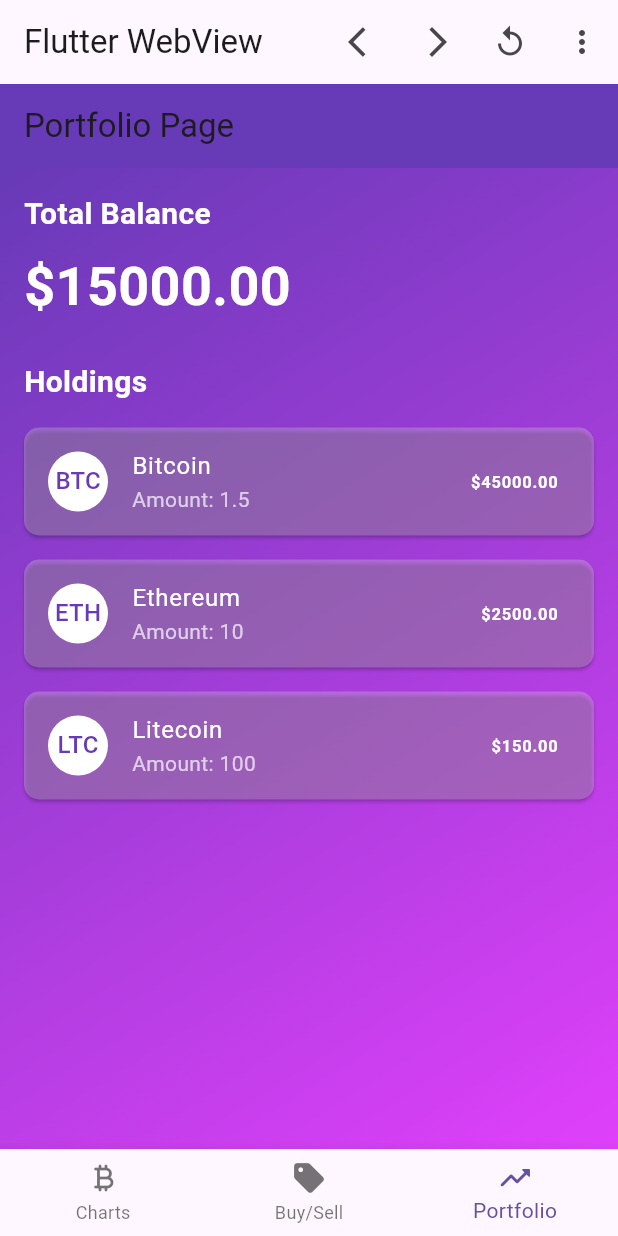
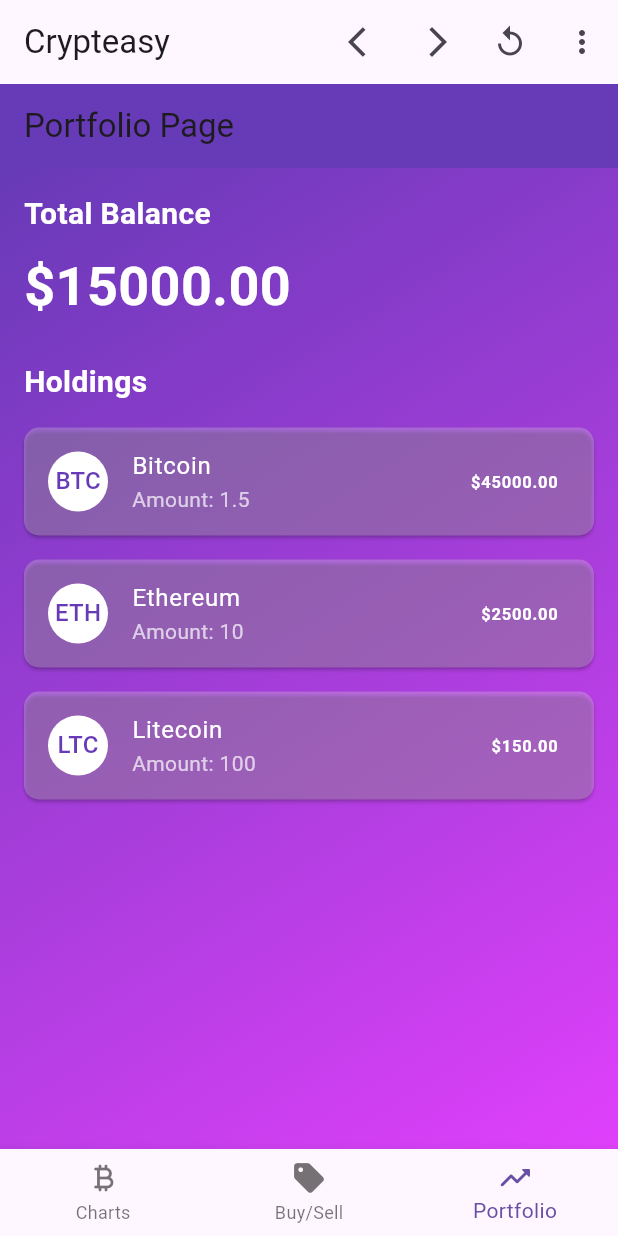
Before and after one commit to water473/CryptEasy-Crypto-Mobile-App, a Flutter app: the screen it shows after launch, item 3 of the bottom bar chosen, on a phone screen of 412 x 824 dp. Run offline on Flutter 3.47's test engine with Material 3 defaults, Android fonts, the phone set to English and light mode, and no system bars; our stand-ins replace webview_flutter; network calls fail.

Commit message:
Crypteasy final push

```diff
--- a/lib/main.dart
+++ b/lib/main.dart
@@ -53,7 +53,7 @@ class _WebViewAppState extends State<WebViewApp> {
   Widget build(BuildContext context) {
     return Scaffold(
       appBar: AppBar(
-        title: const Text('Flutter WebView'),
+        title: const Text('Crypteasy'),
         actions: [
           NavigationControls(controller: controller),
           Menu(controller: controller),
```
